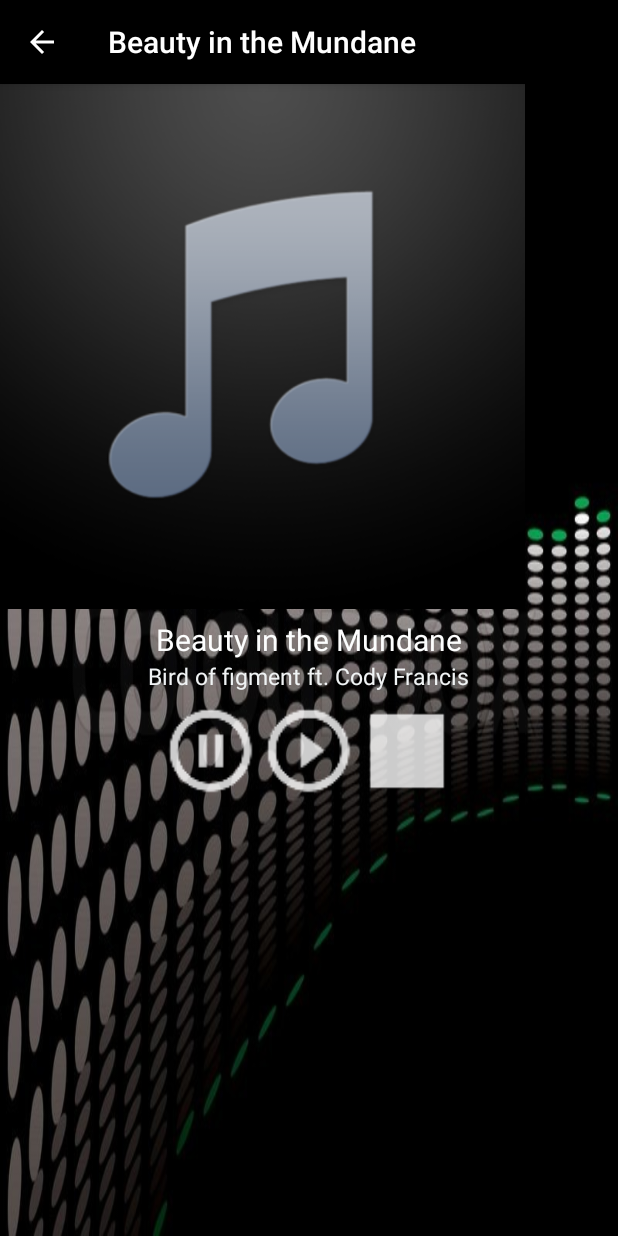
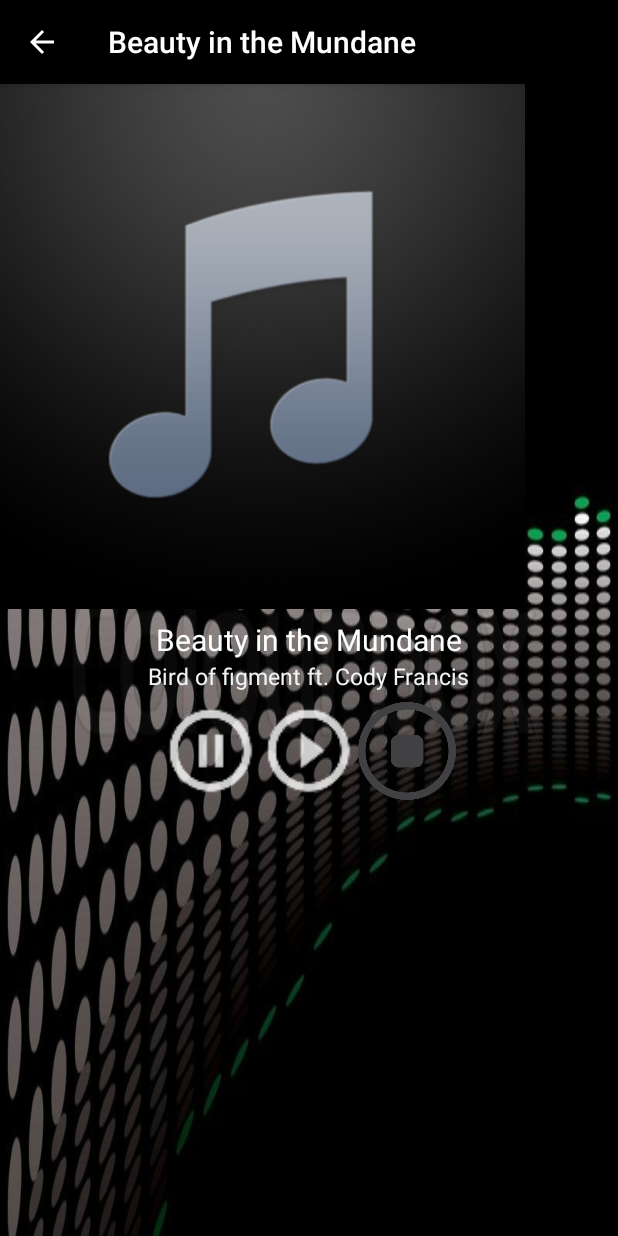
Before and after one commit to Andrew9702/bakliz, an Android app: the screen it shows after launch (Reproductor), after a tap on "Beauty in the Mundane", on a phone screen of 412 x 824 dp. Run offline under Robolectric (Android 15) with nearby library versions, the phone set to English and light mode, and no system bars.

Commit message:
Reproductor listo - Cambiando ícono stop

```diff
--- a/Tarea02/app/src/main/res/layout-land/activity_reproductor.xml
+++ b/Tarea02/app/src/main/res/layout-land/activity_reproductor.xml
@@ -85,7 +85,7 @@
             android:layout_width="65dp"
             android:layout_height="65dp"
             android:layout_toRightOf="@id/play"
-            android:background="@drawable/ic_action_stop"/>
+            android:background="@drawable/stop"/>
     </LinearLayout>
 
 </RelativeLayout>
--- a/Tarea02/app/src/main/res/layout/activity_reproductor.xml
+++ b/Tarea02/app/src/main/res/layout/activity_reproductor.xml
@@ -84,7 +84,7 @@
             android:layout_width="65dp"
             android:layout_height="65dp"
             android:layout_toRightOf="@id/play"
-            android:background="@drawable/ic_action_stop"/>
+            android:background="@drawable/stop"/>
     </LinearLayout>
 
 </RelativeLayout>
```
Also changed, not shown: Tarea02/app/src/main/res/drawable-hdpi/ic_action_stop.png (deleted), Tarea02/app/src/main/res/drawable-mdpi/ic_action_stop.png (deleted), Tarea02/app/src/main/res/drawable-xhdpi/ic_action_stop.png (deleted), Tarea02/app/src/main/res/drawable-xxhdpi/ic_action_stop.png (deleted).
